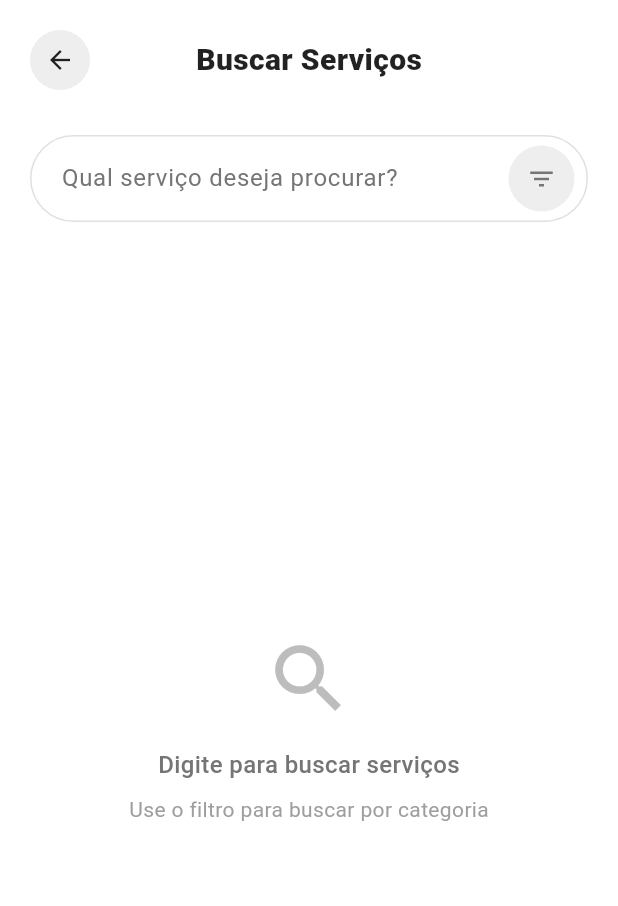
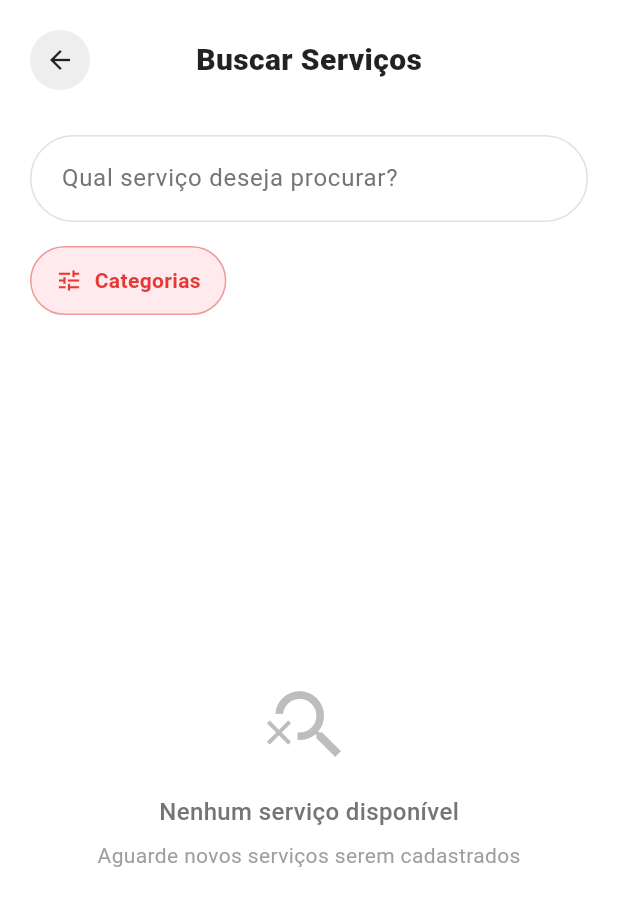
Before and after one commit to michelmanzatotebar/softworktcc, a Flutter app: the TelaPrincipalCliente screen opened directly with empty values, after a tap on "Qual serviço deseja procurar?", on a phone screen of 412 x 824 dp. Shown: the top 906 px of the screen. Run offline on Flutter 3.47's test engine with Material 3 defaults, Android fonts, the phone set to English and light mode, and no system bars; our stand-ins replace firebase_auth, firebase_core, firebase_database, firebase_messaging, flutter_local_notifications, google_fonts and 2 more; accounts and stored records are empty.

Commit message:
corrigindo logica de listagem e aparencia geral sistema

```diff
--- a/softwork_tcc/lib/controllers/notificacoes_prestador_controller.dart
+++ b/softwork_tcc/lib/controllers/notificacoes_prestador_controller.dart
@@ -168,11 +168,11 @@ class NotificacoesPrestadorController {
   Color getCorTipo(String? tipo) {
     switch (tipo?.toLowerCase()) {
       case 'nova_solicitacao':
-        return Colors.blue;
+        return Colors.orange;
       case 'solicitacao_aceita':
         return Colors.green;
       case 'solicitacao_concluida':
-        return Colors.orange;
+        return Colors.blue;
       default:
         return Colors.grey;
     }
--- a/softwork_tcc/lib/controllers/servicos_pesquisa_controller.dart
+++ b/softwork_tcc/lib/controllers/servicos_pesquisa_controller.dart
@@ -20,12 +20,31 @@ class ServicosPesquisaController {
     onError = errorCallback;
   }
 
+  Future<void> carregarUltimosServicos() async {
+    print("Carregando os 10 últimos serviços cadastrados");
+
+    onLoadingChanged?.call(true);
+
+    try {
+      List<Map<String, dynamic>> servicos = await _buscarUltimosServicosNoFirebase();
+
+      onLoadingChanged?.call(false);
+      onResultsChanged?.call(servicos);
+
+    } catch (e) {
+      onLoadingChanged?.call(false);
+      onResultsChanged?.call([]);
+      onError?.call("Erro ao carregar serviços");
+
+      print("Erro ao carregar últimos serviços: $e");
+    }
+  }
+
   Future<void> pesquisarServicos(String query, {String? categoriaFiltro}) async {
     print("Pesquisando serviços: $query | Categoria: $categoriaFiltro");
 
     if (query.trim().isEmpty && categoriaFiltro == null) {
-      onLoadingChanged?.call(false);
-      onResultsChanged?.call([]);
+      await carregarUltimosServicos();
       return;
     }
 
@@ -54,6 +73,45 @@ class ServicosPesquisaController {
       print("Erro ao carregar categorias: $e");
       onError?.call("Erro ao carregar categorias");
     }
+  }
+
+  Future<List<Map<String, dynamic>>> _buscarUltimosServicosNoFirebase() async {
+    final snapshot = await _ref.child('servicos').get();
+
+    if (!snapshot.exists) {
+      print("Nenhum serviço encontrado no banco de dados");
+      return [];
+    }
+
+    Map<dynamic, dynamic> servicosData = snapshot.value as Map<dynamic, dynamic>;
+    List<Map<String, dynamic>> todosServicos = [];
+
+    servicosData.forEach((servicoId, servicoData) {
+      Map<String, dynamic> servico = Map<String, dynamic>.from(servicoData);
+      servico['id'] = servicoId;
+
+      if (servico['valor'] != null) {
+        servico['valorFormatado'] = 'R\$ ${servico['valor'].toStringAsFixed(2).replaceAll('.', ',')}';
+      }
+
+      if (servico['prestador'] != null) {
+        servico['prestadorNome'] = servico['prestador']['nome'] ?? '';
+        servico['prestadorCpfCnpj'] = servico['prestador']['cpfCnpj'] ?? '';
+      }
+
+      todosServicos.add(servico);
+    });
+
+    todosServicos.sort((a, b) {
+      String timestampA = a['id']?.toString() ?? '';
+      String timestampB = b['id']?.toString() ?? '';
+      return timestampB.compareTo(timestampA);
+    });
+
+    List<Map<String, dynamic>> ultimosServicos = todosServicos.take(10).toList();
+
+    print("Últimos 10 serviços carregados: ${ultimosServicos.length}");
+    return ultimosServicos;
   }
 
   Future<List<Map<String, dynamic>>> _buscarServicosNoFirebase(String query, String? categoriaFiltro) async {
@@ -135,7 +193,6 @@ class ServicosPesquisaController {
         Map<String, dynamic> servico = Map<String, dynamic>.from(snapshot.value as Map);
         servico['id'] = servicoId;
 
-
         if (servico['valor'] != null) {
           servico['valorFormatado'] = 'R\$ ${servico['valor'].toStringAsFixed(2).replaceAll('.', ',')}';
         }
--- a/softwork_tcc/lib/telas/tela_pesquisa_servicos.dart
+++ b/softwork_tcc/lib/telas/tela_pesquisa_servicos.dart
@@ -36,6 +36,7 @@ class _TelaPesquisaServicosState extends State<TelaPesquisaServicos> {
     super.initState();
     _configurarCallbacks();
     _carregarCategorias();
+    _carregarUltimosServicos();
   }
 
   void _configurarCallbacks() {
@@ -70,6 +71,10 @@ class _TelaPesquisaServicosState extends State<TelaPesquisaServicos> {
     _servicosPesquisaController.carregarCategorias();
   }
 
+  void _carregarUltimosServicos() {
+    _servicosPesquisaController.carregarUltimosServicos();
+  }
+
   void _pesquisarServico(String query) {
     _servicosPesquisaController.pesquisarServicos(query, categoriaFiltro: _categoriaSelecionada);
   }
@@ -85,8 +90,8 @@ class _TelaPesquisaServicosState extends State<TelaPesquisaServicos> {
     setState(() {
       _categoriaSelecionada = null;
       _servicoController.clear();
-      _servicosEncontrados = [];
     });
+    _carregarUltimosServicos();
   }
 
   Widget _buildServicoCard(Map<String, dynamic> servico) {
@@ -99,8 +104,9 @@ class _TelaPesquisaServicosState extends State<TelaPesquisaServicos> {
         border: Border.all(color: Colors.grey[200]!),
         boxShadow: [
           BoxShadow(
-            color: Colors.grey[100]!,
-            blurRadius: 4,
+            color: Colors.grey.withOpacity(0.1),
+            spreadRadius: 1,
+            blurRadius: 5,
             offset: Offset(0, 2),
           ),
         ],
@@ -108,71 +114,72 @@ class _TelaPesquisaServicosState extends State<TelaPesquisaServicos> {
       child: Column(
         crossAxisAlignment: CrossAxisAlignment.start,
         children: [
-          Text(
-            servico['nome'] ?? '',
+          Row(
+            mainAxisAlignment: MainAxisAlignment.spaceBetween,
+            children: [
+              Expanded(
+                child: Text(
+                  servico['nome'] ?? 'Serviço sem nome',
                   style: TextStyle(
                     fontSize: 16,
                     fontWeight: FontWeight.w600,
                     color: Colors.black87,
                   ),
                 ),
-          SizedBox(height: 8),
-          Text(
-            servico['categoria'] ?? '',
+              ),
+              Container(
+                padding: EdgeInsets.symmetric(horizontal: 8, vertical: 4),
+                decoration: BoxDecoration(
+                  color: Colors.red[50],
+                  borderRadius: BorderRadius.circular(8),
+                ),
+                child: Text(
+                  servico['categoria'] ?? 'Sem categoria',
                   style: TextStyle(
                     color: Colors.red[600],
-              fontWeight: FontWeight.w500,
                     fontSize: 12,
-            ),
-          ),
-          SizedBox(height: 8),
-          if (servico['prestadorNome'] != null && servico['prestadorNome'].toString().isNotEmpty)
-            Row(
-              children: [
-                Text(
-                  'Prestador: ${servico['prestadorNome']}',
-                  style: TextStyle(
-                    color: Colors.grey[700],
-                    fontSize: 11,
-                    fontWeight: FontWeight.w500,
-                  ),
-                ),
-                SizedBox(width: 8),
-                GestureDetector(
-                  onTap: () => _verPerfilPrestador(servico),
-                  child: Text(
-                    'ver perfil',
-                    style: TextStyle(
-                      color: Colors.red[600],
-                      fontSize: 10,
                     fontWeight: FontWeight.w500,
                   ),
                 ),
               ),
             ],
           ),
-          SizedBox(height: 4),
-          if (servico['descricao'] != null && servico['descricao'].toString().isNotEmpty)
+          SizedBox(height: 8),
           Text(
-              servico['descricao'],
+            servico['descricao'] ?? 'Sem descrição',
+            style: TextStyle(
+              color: Colors.grey[600],
+              fontSize: 14,
+            ),
+            maxLines: 2,
+            overflow: TextOverflow.ellipsis,
+          ),
+          SizedBox(height: 12),
+          Row(
+            children: [
+              Icon(Icons.person, size: 16, color: Colors.grey[500]),
+              SizedBox(width: 4),
+              Expanded(
+                child: Text(
+                  servico['prestadorNome'] ?? 'Prestador não informado',
                   style: TextStyle(
                     color: Colors.grey[600],
                     fontSize: 12,
                   ),
-              maxLines: 2,
-              overflow: TextOverflow.ellipsis,
                 ),
-          SizedBox(height: 8),
+              ),
+            ],
+          ),
+          SizedBox(height: 12),
           Row(
+            mainAxisAlignment: MainAxisAlignment.spaceBetween,
             children: [
-              Expanded(
-                child: Text(
+              Text(
                 servico['valorFormatado'] ?? 'R\$ ${servico['valor']?.toStringAsFixed(2) ?? '0,00'}',
                 style: TextStyle(
                   color: Colors.green[600],
                   fontWeight: FontWeight.w700,
                   fontSize: 14,
-                  ),
                 ),
               ),
               GestureDetector(
@@ -377,85 +384,131 @@ class _TelaPesquisaServicosState extends State<TelaPesquisaServicos> {
                         ),
                       ),
                     ),
+                  ],
+                ),
+              ),
+
+              SizedBox(height: 16),
+
+              Row(
+                children: [
                   GestureDetector(
                     onTap: _mostrarFiltroCategoria,
                     child: Container(
-                        margin: EdgeInsets.only(right: 8),
-                        padding: EdgeInsets.all(12),
+                      padding: EdgeInsets.symmetric(horizontal: 16, vertical: 12),
                       decoration: BoxDecoration(
-                          color: _categoriaSelecionada != null ? Colors.red[600] : Colors.grey[200],
-                          shape: BoxShape.circle,
+                        color: _categoriaSelecionada != null ? Colors.red[600] : Colors.red[50],
+                        borderRadius: BorderRadius.circular(25),
+                        border: Border.all(
+                          color: _categoriaSelecionada != null ? Colors.red[600]! : Colors.red[200]!,
                         ),
+                      ),
+                      child: Row(
+                        mainAxisSize: MainAxisSize.min,
+                        children: [
+                          Icon(
+                            Icons.tune,
+                            color: _categoriaSelecionada != null ? Colors.white : Colors.red[600],
+                            size: 18,
+                          ),
+                          SizedBox(width: 8),
+                          Text(
+                            _categoriaSelecionada ?? 'Categorias',
+                            style: TextStyle(
+                              color: _categoriaSelecionada != null ? Colors.white : Colors.red[600],
+                              fontSize: 14,
+                              fontWeight: FontWeight.w600,
+                            ),
+                          ),
+                          if (_categoriaSelecionada != null) ...[
+                            SizedBox(width: 8),
+                            GestureDetector(
+                              onTap: () => _aplicarFiltroCategoria(null),
                               child: Icon(
-                          Icons.filter_list,
-                          color: _categoriaSelecionada != null ? Colors.white : Colors.grey[600],
-                          size: 20,
+                                Icons.close,
+                                color: Colors.white,
+                                size: 16,
                               ),
+                            ),
+                          ],
+                        ],
+                      ),
+                    ),
+                  ),
+                  if (_servicoController.text.isNotEmpty || _categoriaSelecionada != null) ...[
+                    SizedBox(width: 12),
+                    GestureDetector(
+                      onTap: _limparFiltros,
+                      child: Container(
+                        padding: EdgeInsets.symmetric(horizontal: 12, vertical: 8),
+                        decoration: BoxDecoration(
+                          color: Colors.grey[100],
+                          borderRadius: BorderRadius.circular(20),
+                        ),
+                        child: Row(
+                          mainAxisSize: MainAxisSize.min,
+                          children: [
+                            Icon(
+                              Icons.clear,
+                              color: Colors.grey[600],
+                              size: 16,
+                            ),
+                            SizedBox(width: 4),
+                            Text(
+                              'Limpar',
+                              style: TextStyle(
+                                color: Colors.grey[600],
+                                fontSize: 12,
+                                fontWeight: FontWeight.w500,
                               ),
                             ),
                           ],
                         ),
                       ),
+                    ),
+                  ],
+                ],
+              ),
 
-              if (_categoriaSelecionada != null) ...[
-                SizedBox(height: 12),
-                Container(
-                  padding: EdgeInsets.symmetric(horizontal: 12, vertical: 6),
-                  decoration: BoxDecoration(
-                    color: Colors.red[50],
-                    borderRadius: BorderRadius.circular(20),
-                    border: Border.all(color: Colors.red[200]!),
-                  ),
-                  child: Row(
-                    mainAxisSize: MainAxisSize.min,
+              SizedBox(height: 20),
+
+              if (_servicosEncontrados.isNotEmpty) ...[
+                RichText(
+                  text: TextSpan(
                     children: [
-                      Icon(Icons.filter_list, size: 16, color: Colors.red[600]),
-                      SizedBox(width: 4),
-                      Text(
-                        _categoriaSelecionada!,
+                      TextSpan(
+                        text: _servicoController.text.isNotEmpty || _categoriaSelecionada != null
+                            ? 'Resultados encontrados: '
+                            : 'Últimos serviços cadastrados: ',
                         style: TextStyle(
+                          fontSize: 16,
+                          fontWeight: FontWeight.w600,
                           color: Colors.red[600],
-                          fontSize: 12,
-                          fontWeight: FontWeight.w500,
                         ),
                       ),
-                      SizedBox(width: 8),
-                      GestureDetector(
-                        onTap: () => _aplicarFiltroCategoria(null),
-                        child: Icon(Icons.close, size: 16, color: Colors.red[600]),
-                      ),
-                    ],
+                      TextSpan(
+                        text: '${_servicosEncontrados.length}',
+                        style: TextStyle(
+                          fontSize: 16,
+                          fontWeight: FontWeight.w600,
+                          color: Colors.red[600],
                         ),
                       ),
                     ],
-
-              SizedBox(height: 20),
-
-              if (_servicoController.text.isNotEmpty) ...[
-                Text(
-                  _isSearchingServicos
-                      ? 'Buscando serviços...'
-                      : 'Serviços encontrados: ${_servicosEncontrados.length}',
-                  style: TextStyle(
-                    fontSize: 16,
-                    fontWeight: FontWeight.w600,
-                    color: Colors.red[700],
                   ),
                 ),
                 SizedBox(height: 16),
               ],
 
-              if (_isSearchingServicos)
               Expanded(
-                  child: Center(
+                child: _isSearchingServicos
+                    ? Center(
                   child: CircularProgressIndicator(
-                      color: Colors.red[600],
-                    ),
+                    valueColor: AlwaysStoppedAnimation<Color>(Colors.red[600]!),
                   ),
                 )
-              else if (_servicosEncontrados.isEmpty && _servicoController.text.isNotEmpty)
-                Expanded(
-                  child: Center(
+                    : _servicosEncontrados.isEmpty
+                    ? Center(
                   child: Column(
                     mainAxisAlignment: MainAxisAlignment.center,
                     children: [
@@ -466,7 +519,9 @@ class _TelaPesquisaServicosState extends State<TelaPesquisaServicos> {
                       ),
                       SizedBox(height: 16),
                       Text(
-                          'Nenhum serviço encontrado',
+                        _servicoController.text.isNotEmpty || _categoriaSelecionada != null
+                            ? 'Nenhum serviço encontrado'
+                            : 'Nenhum serviço disponível',
                         style: TextStyle(
                           fontSize: 16,
                           color: Colors.grey[600],
@@ -475,7 +530,9 @@ class _TelaPesquisaServicosState extends State<TelaPesquisaServicos> {
                       ),
                       SizedBox(height: 8),
                       Text(
-                          'Tente buscar por outro termo',
+                        _servicoController.text.isNotEmpty || _categoriaSelecionada != null
+                            ? 'Tente ajustar sua pesquisa'
+                            : 'Aguarde novos serviços serem cadastrados',
                         style: TextStyle(
                           fontSize: 14,
                           color: Colors.grey[500],
@@ -483,48 +540,12 @@ class _TelaPesquisaServicosState extends State<TelaPesquisaServicos> {
                       ),
                     ],
                   ),
-                  ),
                 )
-              else if (_servicosEncontrados.isNotEmpty)
-                  Expanded(
-                    child: ListView.builder(
+                    : ListView.builder(
                   itemCount: _servicosEncontrados.length,
                   itemBuilder: (context, index) {
-                        final servico = _servicosEncontrados[index];
-                        return _buildServicoCard(servico);
+                    return _buildServicoCard(_servicosEncontrados[index]);
                   },
-                    ),
-                  )
-                else
-                  Expanded(
-                    child: Center(
-                      child: Column(
-                        mainAxisAlignment: MainAxisAlignment.center,
-                        children: [
-                          Icon(
-                            Icons.search,
-                            size: 60,
-                            color: Colors.grey[400],
-                          ),
-                          SizedBox(height: 16),
-                          Text(
-                            'Digite para buscar serviços',
-                            style: TextStyle(
-                              fontSize: 16,
-                              color: Colors.grey[600],
-                              fontWeight: FontWeight.w500,
-                            ),
-                          ),
-                          SizedBox(height: 8),
-                          Text(
-                            'Use o filtro para buscar por categoria',
-                            style: TextStyle(
-                              fontSize: 14,
-                              color: Colors.grey[500],
-                            ),
-                          ),
-                        ],
-                      ),
                 ),
               ),
             ],
--- a/softwork_tcc/lib/telas/tela_principal_cliente.dart
+++ b/softwork_tcc/lib/telas/tela_principal_cliente.dart
@@ -67,8 +67,8 @@ class _TelaPrincipalClienteState extends State<TelaPrincipalCliente> {
     final agora = DateTime.now();
 
     final diasSemana = [
-      'Segunda', 'Terça', 'Quarta', 'Quinta',
-      'Sexta', 'Sábado', 'Domingo'
+      'Seg', 'Ter', 'Qua', 'Qui',
+      'Sex', 'Sáb', 'Dom'
     ];
 
     final meses = [
@@ -81,11 +81,7 @@ class _TelaPrincipalClienteState extends State<TelaPrincipalCliente> {
     final mes = meses[agora.month - 1];
     final ano = agora.year;
 
-    if (agora.weekday == 6 || agora.weekday == 7) {
-      return '$diaSemana, $dia de $mes $ano';
-    } else {
-      return '$diaSemana Feira, $dia de $mes $ano';
-    }
+    return '$diaSemana, $dia $mes $ano';
   }
 
   void _mostrarMenuPerfil() {
```
Also changed, not shown: softwork_tcc/lib/telas/tela_principal_prestador.dart (+3 -7 lines). Lines whose indentation alone changed are shown as unchanged.
